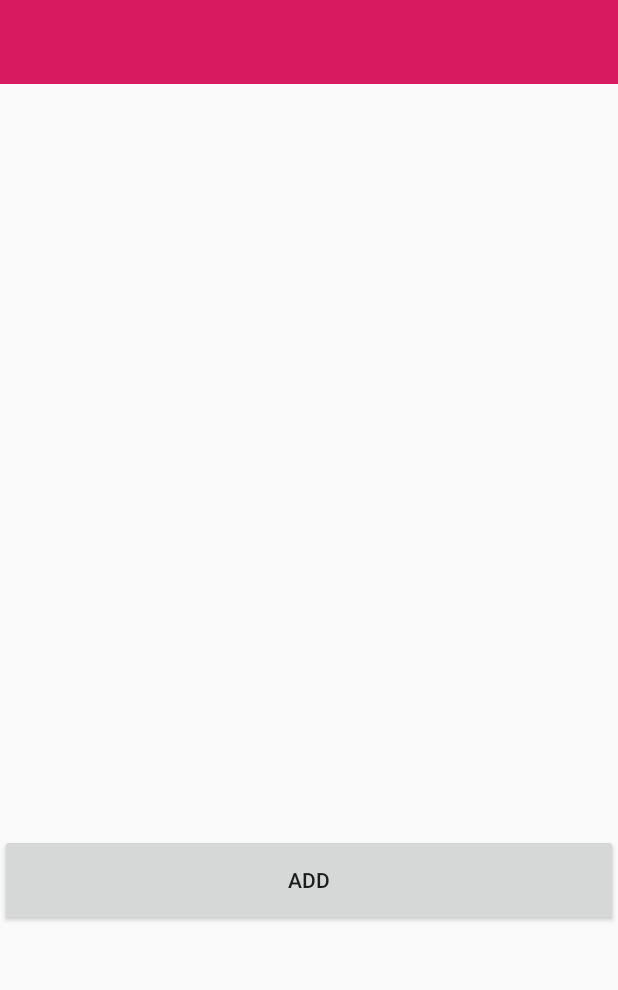
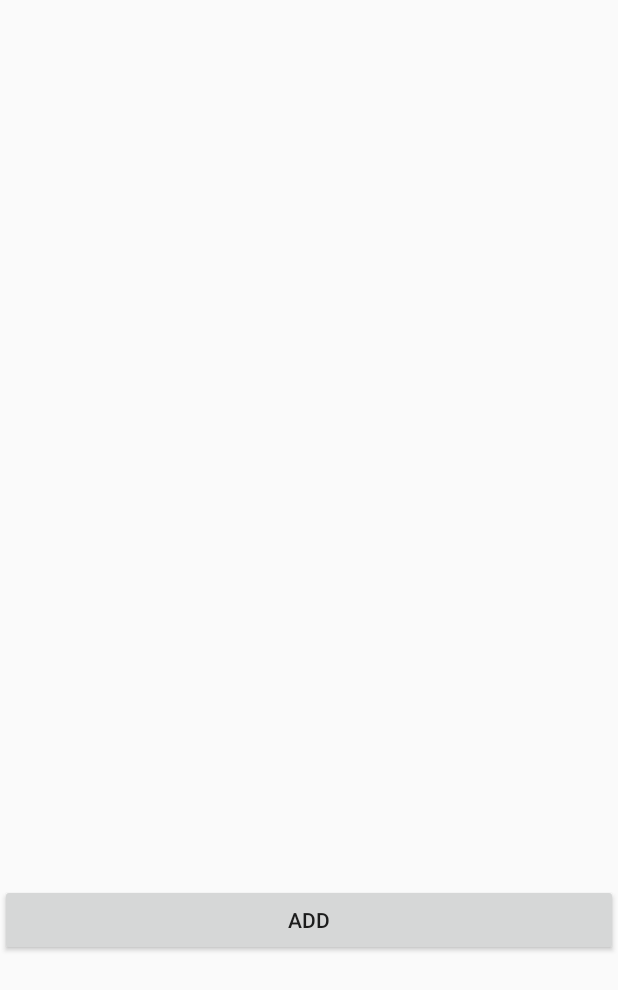
Before and after one commit to hhYanGG/CRUD, an Android app: the MainActivity screen opened directly, with no data from a screen before it, on a phone screen of 412 x 824 dp. Shown: the top 990 px of the screen. Run offline under Robolectric (Android 15) with nearby library versions, the phone set to English and light mode, and no system bars; libraries missing offline, so code that uses them is left out: cn.jpush.android; 2 statements that could not run were skipped.

Commit message:
Revert "addToolbar"
This reverts commit 3d76842a0c19b8336198c516e5912289eb443940.

```diff
--- a/app/src/main/AndroidManifest.xml
+++ b/app/src/main/AndroidManifest.xml
@@ -17,8 +17,7 @@
             </intent-filter>
         </activity>
 
-        <activity android:name=".MainActivity"
-        android:parentActivityName=".FirstActivity">
+        <activity android:name=".MainActivity">
 
         </activity>
 
--- a/app/src/main/res/layout/activity_main.xml
+++ b/app/src/main/res/layout/activity_main.xml
@@ -4,20 +4,12 @@
               android:layout_height="match_parent"
               android:orientation="vertical">
 
-
-    <android.support.v7.widget.Toolbar
-            android:layout_width="match_parent"
-            android:layout_height="wrap_content"
-            android:background="@color/colorAccent"
-            android:theme="?attr/actionBarTheme"
-            android:minHeight="?attr/actionBarSize" android:id="@+id/toolbar"
-            />
     <ListView
             android:id="@+id/lvNotes"
             android:layout_width="match_parent"
-            android:layout_height="500dp"/>
+            android:layout_height="589dp"/>
     <Button
             android:text="add"
             android:layout_width="match_parent"
-            android:layout_height="61dp" android:id="@+id/add"/>
+            android:layout_height="wrap_content" android:id="@+id/add"/>
 </LinearLayout>
```
